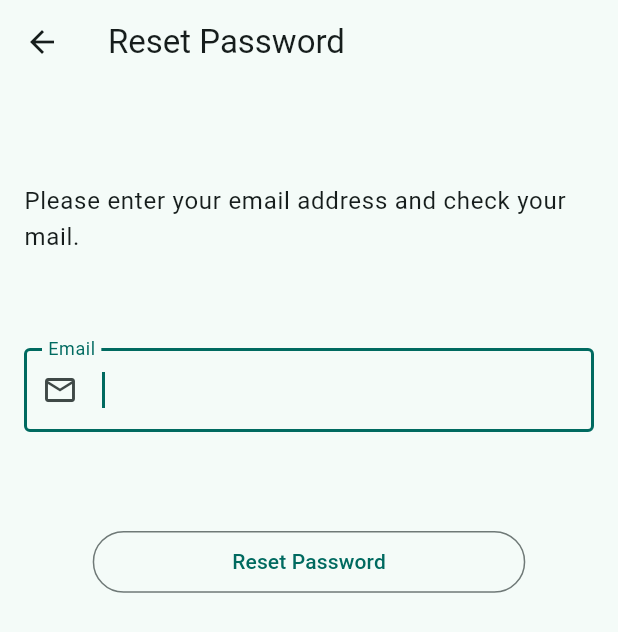
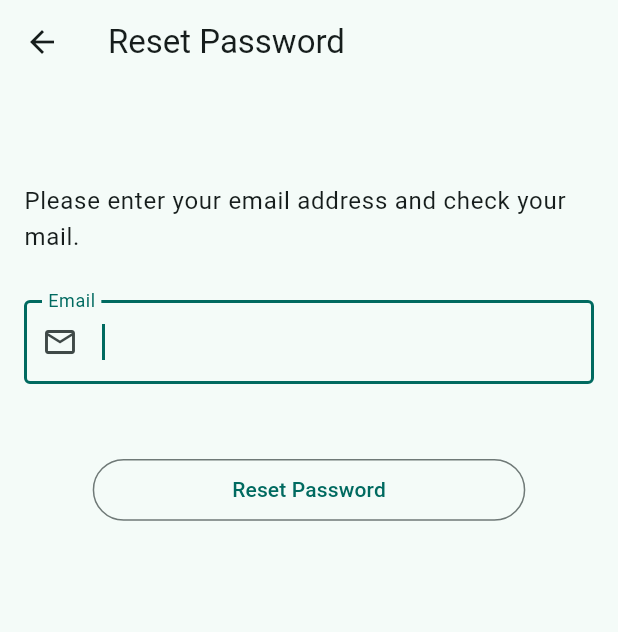
Before and after one commit to tahawaheed9/wellness_wise, a Flutter app: the screen it shows after launch, after a tap on "Login", after a tap on "Reset Password", on a phone screen of 412 x 824 dp. Shown: the top 632 px of the screen. Run offline on Flutter 3.47's test engine with Material 3 defaults, Android fonts, the light colour scheme and no system bars; our stand-ins replace bloc, cloud_firestore, dropdown_search, equatable, firebase_auth, firebase_core and 2 more; missing offline and left inert: health; accounts and stored records are empty; network calls fail.

Commit message:
Some Tweaks

```diff
--- a/lib/constants/routes.dart
+++ b/lib/constants/routes.dart
@@ -1,5 +1,6 @@
 import 'package:flutter/material.dart';
 
+import '/screens/breast_cancer/breast_cancer_screen.dart';
 import '/screens/lung_cancer/lung_cancer_screen.dart';
 import '/screens/kidney_predictions/kidney_predictions_screen.dart';
 import '/screens/diabetes_predictions/diabetes_predictions_screen.dart';
@@ -16,6 +17,7 @@ const heartDiseaseScreenRoute = '/heart-disease/';
 const diabetesPredictionsScreenRoute = '/diabetes-predictions/';
 const kidneyPredictionsScreenRoute = '/kidney-predictions/';
 const lungCancerScreenRoute = '/lung-cancer/';
+const breastCancerScreenRoute = '/breast-cancer/';
 
 Map<String, Widget Function(BuildContext)> routes = {
   registerScreenRoute: (context) => const RegisterScreen(),
@@ -23,8 +25,8 @@ Map<String, Widget Function(BuildContext)> routes = {
   resetPasswordScreenRoute: (context) => const ResetPasswordScreen(),
   generalDiseaseScreenRoute: (context) => const GeneralDiseaseScreen(),
   heartDiseaseScreenRoute: (context) => const HeartDiseaseScreen(),
-  diabetesPredictionsScreenRoute: (context) =>
-      const DiabetesPredictionScreen(),
+  diabetesPredictionsScreenRoute: (context) => const DiabetesPredictionScreen(),
   kidneyPredictionsScreenRoute: (context) => const KidneyPredictionsScreen(),
   lungCancerScreenRoute: (context) => const LungCancerScreen(),
+  breastCancerScreenRoute: (context) => const BreastCancerScreen(),
 };
--- a/lib/controller/screen_navigation_controller.dart
+++ b/lib/controller/screen_navigation_controller.dart
@@ -47,3 +47,8 @@ void pushKidneyPredictionsScreen(BuildContext context) {
 void pushLungCancerScreen(BuildContext context) {
   Navigator.of(context).pushNamed(lungCancerScreenRoute);
 }
+
+// Breast Cancer...
+void pushBreastCancerScreen(BuildContext context) {
+  Navigator.of(context).pushNamed(breastCancerScreenRoute);
+}
--- a/lib/screens/kidney_predictions/kidney_predictions_screen.dart
+++ b/lib/screens/kidney_predictions/kidney_predictions_screen.dart
@@ -99,7 +99,6 @@ class _KidneyPredictionsScreenState extends State<KidneyPredictionsScreen> {
         title: const Text('Kidney Predictions'),
       ),
       body: SingleChildScrollView(
-        child: Padding(
         padding: const EdgeInsets.all(16.0),
         child: Column(
           children: <Widget>[
@@ -191,8 +190,7 @@ class _KidneyPredictionsScreenState extends State<KidneyPredictionsScreen> {
                     ],
                     isExpanded: true,
                     validator: _validateForm,
-                      decoration:
-                          _decoration(labelText: 'Red Blood Cells (RBC)'),
+                    decoration: _decoration(labelText: 'Red Blood Cells (RBC)'),
                     onChanged: (value) {
                       setState(() {
                         _rbc = value;
@@ -483,7 +481,6 @@ class _KidneyPredictionsScreenState extends State<KidneyPredictionsScreen> {
           ],
         ),
       ),
-      ),
     );
   }
 
--- a/lib/screens/login/components/login_form.dart
+++ b/lib/screens/login/components/login_form.dart
@@ -57,8 +57,6 @@ class _LoginFormState extends State<LoginForm> {
       },
       child: Form(
         key: _loginFormKey,
-        child: Padding(
-          padding: const EdgeInsets.all(16.0),
         child: Column(
           children: <Widget>[
             // Email Address Field...
@@ -113,9 +111,7 @@ class _LoginFormState extends State<LoginForm> {
                 if (_loginFormKey.currentState!.validate()) {
                   final String email = _email.text;
                   final String password = _password.text;
-                    context
-                        .read<AuthBloc>()
-                        .add(AuthEventLogin(email, password));
+                  context.read<AuthBloc>().add(AuthEventLogin(email, password));
                 }
               },
             ),
@@ -140,7 +136,6 @@ class _LoginFormState extends State<LoginForm> {
           ],
         ),
       ),
-      ),
     );
   }
 
--- a/lib/screens/login/login_screen.dart
+++ b/lib/screens/login/login_screen.dart
@@ -10,6 +10,7 @@ class LoginScreen extends StatelessWidget {
   Widget build(BuildContext context) {
     return const Scaffold(
       body: SingleChildScrollView(
+        padding: EdgeInsets.all(16.0),
         child: SafeArea(
           child: Center(
             child: Column(
--- a/lib/screens/lung_cancer/lung_cancer_screen.dart
+++ b/lib/screens/lung_cancer/lung_cancer_screen.dart
@@ -62,7 +62,6 @@ class _LungCancerScreenState extends State<LungCancerScreen> {
         title: const Text('Lung Cancer'),
       ),
       body: SingleChildScrollView(
-        child: Padding(
         padding: const EdgeInsets.all(16.0),
         child: Column(
           children: <Widget>[
@@ -306,8 +305,7 @@ class _LungCancerScreenState extends State<LungCancerScreen> {
                     ],
                     isExpanded: true,
                     validator: _validateForm,
-                      decoration:
-                          _decoration(labelText: 'Swallowing Difficulty'),
+                    decoration: _decoration(labelText: 'Swallowing Difficulty'),
                     onChanged: (value) {
                       setState(() {
                         _hasSwallowingDifficulty = value;
@@ -342,7 +340,6 @@ class _LungCancerScreenState extends State<LungCancerScreen> {
               },
             ),
           ],
-          ),
         ),
       ),
     );
--- a/lib/screens/register/components/register_form.dart
+++ b/lib/screens/register/components/register_form.dart
@@ -65,8 +65,6 @@ class _RegisterFormState extends State<RegisterForm> {
       },
       child: Form(
         key: _registerFormKey,
-        child: Padding(
-          padding: const EdgeInsets.all(16.0),
         child: Column(
           children: <Widget>[
             // Username Field...
@@ -230,7 +228,6 @@ class _RegisterFormState extends State<RegisterForm> {
           ],
         ),
       ),
-      ),
     );
   }
 
--- a/lib/screens/register/register_screen.dart
+++ b/lib/screens/register/register_screen.dart
@@ -10,6 +10,7 @@ class RegisterScreen extends StatelessWidget {
   Widget build(BuildContext context) {
     return const Scaffold(
       body: SingleChildScrollView(
+        padding: EdgeInsets.all(16.0),
         child: SafeArea(
           child: Center(
             child: Column(
--- a/lib/screens/reset_password/reset_password_screen.dart
+++ b/lib/screens/reset_password/reset_password_screen.dart
@@ -58,22 +58,19 @@ class _ResetPasswordScreenState extends State<ResetPasswordScreen> {
             icon: const Icon(Icons.arrow_back),
           ),
         ),
-        body: Center(
+        body: SingleChildScrollView(
+          padding: const EdgeInsets.all(16.0),
+          child: Center(
             child: Column(
               mainAxisAlignment: MainAxisAlignment.start,
               children: <Widget>[
                 const SizedBox(height: 50.0),
-              Padding(
-                padding: const EdgeInsets.all(16.0),
-                child: Text(
+                Text(
                   'Please enter your email address and check your mail.',
                   style: Theme.of(context).textTheme.bodyLarge,
                 ),
-              ),
                 const SizedBox(height: 30.0),
-              Padding(
-                padding: const EdgeInsets.all(16.0),
-                child: Form(
+                Form(
                   key: _resetPasswordFormKey,
                   child: TextFormField(
                     controller: _email,
@@ -86,7 +83,6 @@ class _ResetPasswordScreenState extends State<ResetPasswordScreen> {
                       prefixIcon: Icon(Icons.email_outlined),
                       labelText: 'Email',
                       border: OutlineInputBorder(),
-                    ),
                     ),
                   ),
                 ),
@@ -106,6 +102,7 @@ class _ResetPasswordScreenState extends State<ResetPasswordScreen> {
             ),
           ),
         ),
+      ),
     );
   }
 
--- a/lib/screens/verification/email_verification_screen.dart
+++ b/lib/screens/verification/email_verification_screen.dart
@@ -20,7 +20,7 @@ class _EmailVerificationScreenState extends State<EmailVerificationScreen> {
       appBar: AppBar(
         title: const Text('Email Verification'),
       ),
-      body: Padding(
+      body: SingleChildScrollView(
         padding: const EdgeInsets.all(16.0),
         child: Column(
           mainAxisAlignment: MainAxisAlignment.start,
--- a/lib/services/database/database_service.dart
+++ b/lib/services/database/database_service.dart
@@ -17,7 +17,7 @@ class DatabaseServices {
   }
 
   // Setting Username and Gender to main collection (user-data)...
-  Future setUserData(
+  Future<void> setUserData(
     String username,
     DateTime dateOfBirth,
     String gender,
@@ -31,12 +31,12 @@ class DatabaseServices {
         'created-on': createdOn,
       });
     } catch (error) {
-      return error.toString();
+      throw Exception(error.toString());
     }
   }
 
   // Adding new predictions to the 'predictions' collection..
-  Future<dynamic> addPrediction(Map<String, Object?> data) async {
+  Future<void> addPrediction(Map<String, Object?> data) async {
     try {
       await _predictionCollectionRef.add(data);
     } catch (error) {
--- a/pubspec.yaml
+++ b/pubspec.yaml
@@ -40,7 +40,7 @@ dependencies:
   bloc: ^8.1.4
   equatable: ^2.0.5
   flutter_bloc: ^8.1.6
-  health: ^10.2.0
+  health: ^11.1.0
   permission_handler: ^11.3.1
   intl: ^0.19.0
   http: ^1.2.2
```
Also changed, not shown: lib/screens/breast_cancer/breast_cancer_screen.dart (added, +22 -0 lines), lib/screens/diabetes_predictions/diabetes_predictions_screen.dart (+2 -6 lines), lib/screens/general_disease/general_disease_screen.dart (+5 -3 lines), lib/screens/heart_disease/heart_disease_screen.dart (+2 -6 lines), lib/screens/home/home_screen.dart (+4 -4 lines), pubspec.lock, 1 other file. Lines whose indentation alone changed are shown as unchanged.
